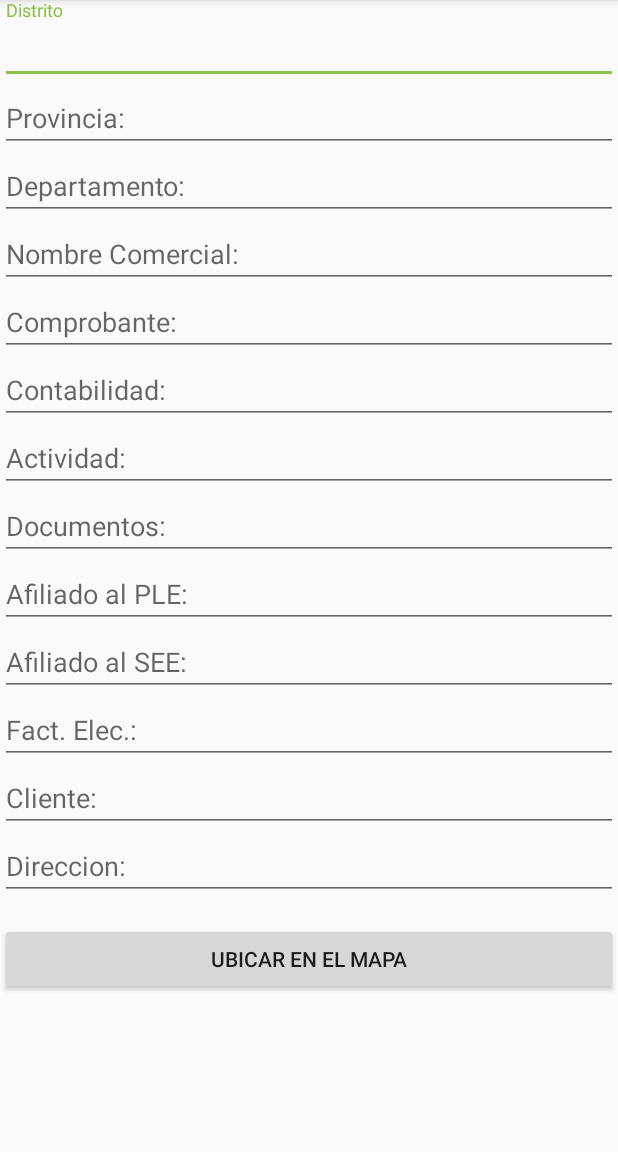
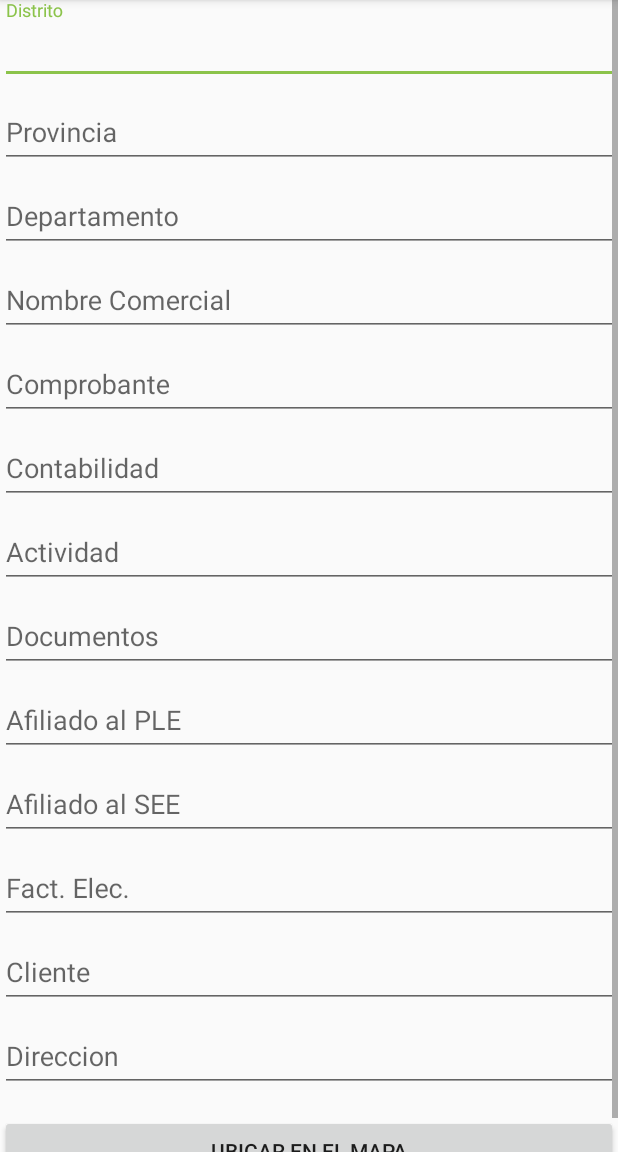
Before and after one commit to IUVADE/CarteraClientesApp, an Android app: the FiltroClienteActivity screen opened directly, with no data from a screen before it, on a phone screen of 412 x 824 dp, the part 84-1236 px from its top. Run offline under Robolectric (Android 15) with nearby library versions, the phone set to English and light mode, and no system bars.

Commit message:
enlace url

```diff
--- a/app/src/main/java/com/iuvade/iuvade3/carteraclientesapp/MapsActivity.java
+++ b/app/src/main/java/com/iuvade/iuvade3/carteraclientesapp/MapsActivity.java
@@ -22,6 +22,10 @@ import com.google.android.gms.maps.model.BitmapDescriptorFactory;
 import com.google.android.gms.maps.model.LatLng;
 import com.google.android.gms.maps.model.Marker;
 import com.google.android.gms.maps.model.MarkerOptions;
+import com.loopj.android.http.AsyncHttpClient;
+import com.loopj.android.http.TextHttpResponseHandler;
+
+import cz.msebera.android.httpclient.Header;
 
 public class MapsActivity extends FragmentActivity implements OnMapReadyCallback {
 
@@ -39,6 +43,23 @@ public class MapsActivity extends FragmentActivity implements OnMapReadyCallback
         SupportMapFragment mapFragment = (SupportMapFragment) getSupportFragmentManager()
                 .findFragmentById(R.id.map);
         mapFragment.getMapAsync(this);
+
+        AsyncHttpClient client=new AsyncHttpClient();
+
+        client.post("google.com", new TextHttpResponseHandler() {
+
+            @Override
+            public void onSuccess(int statusCode, Header[] headers, String responseString) {
+
+            }
+
+            @Override
+            public void onFailure(int statusCode, Header[] headers, String responseString, Throwable throwable) {
+
+            }
+
+        });
+
     }
 
     @Override
@@ -135,4 +156,6 @@ public class MapsActivity extends FragmentActivity implements OnMapReadyCallback
             }
         }
     }
+
+
 }
--- a/app/src/main/res/layout/activity_filtro_cliente.xml
+++ b/app/src/main/res/layout/activity_filtro_cliente.xml
@@ -28,77 +28,137 @@
                     android:inputType="textPersonName" />
             </android.support.design.widget.TextInputLayout>
 
-            <EditText
+            <android.support.design.widget.TextInputLayout
+                android:layout_width="match_parent"
+                android:layout_height="wrap_content">
+
+                <android.support.design.widget.TextInputEditText
                     android:layout_width="match_parent"
                     android:layout_height="wrap_content"
-                android:hint="Provincia:"
-                android:inputType="textPersonName" />
+                    android:hint="Provincia"
+                    android:inputType="textPersonName"/>
+            </android.support.design.widget.TextInputLayout>
 
-            <EditText
+            <android.support.design.widget.TextInputLayout
+                android:layout_width="match_parent"
+                android:layout_height="wrap_content">
+
+                <android.support.design.widget.TextInputEditText
                     android:layout_width="match_parent"
                     android:layout_height="wrap_content"
-                android:hint="Departamento:"
-                android:inputType="textPersonName" />
+                    android:hint="Departamento"
+                    android:inputType="textPersonName"/>
+            </android.support.design.widget.TextInputLayout>
 
-            <EditText
+            <android.support.design.widget.TextInputLayout
+                android:layout_width="match_parent"
+                android:layout_height="wrap_content">
+
+                <android.support.design.widget.TextInputEditText
                     android:layout_width="match_parent"
                     android:layout_height="wrap_content"
-                android:hint="Nombre Comercial:"
-                android:inputType="textPersonName" />
+                    android:hint="Nombre Comercial"
+                    android:inputType="textPersonName"/>
+            </android.support.design.widget.TextInputLayout>
 
-            <EditText
+            <android.support.design.widget.TextInputLayout
+                android:layout_width="match_parent"
+                android:layout_height="wrap_content">
+
+                <android.support.design.widget.TextInputEditText
                     android:layout_width="match_parent"
                     android:layout_height="wrap_content"
-                android:hint="Comprobante:"
-                android:inputType="textPersonName" />
+                    android:hint="Comprobante"
+                    android:inputType="textPersonName"/>
+            </android.support.design.widget.TextInputLayout>
 
-            <EditText
+            <android.support.design.widget.TextInputLayout
+                android:layout_width="match_parent"
+                android:layout_height="wrap_content">
+
+                <android.support.design.widget.TextInputEditText
                     android:layout_width="match_parent"
                     android:layout_height="wrap_content"
-                android:hint="Contabilidad:"
-                android:inputType="textPersonName" />
+                    android:hint="Contabilidad"
+                    android:inputType="textPersonName"/>
+            </android.support.design.widget.TextInputLayout>
 
-            <EditText
+            <android.support.design.widget.TextInputLayout
+                android:layout_width="match_parent"
+                android:layout_height="wrap_content">
+
+                <android.support.design.widget.TextInputEditText
                     android:layout_width="match_parent"
                     android:layout_height="wrap_content"
-                android:hint="Actividad:"
-                android:inputType="textPersonName" />
+                    android:hint="Actividad"
+                    android:inputType="textPersonName"/>
+            </android.support.design.widget.TextInputLayout>
 
-            <EditText
+            <android.support.design.widget.TextInputLayout
+                android:layout_width="match_parent"
+                android:layout_height="wrap_content">
+
+                <android.support.design.widget.TextInputEditText
                     android:layout_width="match_parent"
                     android:layout_height="wrap_content"
-                android:hint="Documentos:"
-                android:inputType="textPersonName" />
+                    android:hint="Documentos"
+                    android:inputType="textPersonName"/>
+            </android.support.design.widget.TextInputLayout>
 
-            <EditText
+            <android.support.design.widget.TextInputLayout
+                android:layout_width="match_parent"
+                android:layout_height="wrap_content">
+
+                <android.support.design.widget.TextInputEditText
                     android:layout_width="match_parent"
                     android:layout_height="wrap_content"
-                android:hint="Afiliado al PLE:"
-                android:inputType="textPersonName" />
+                    android:hint="Afiliado al PLE"
+                    android:inputType="textPersonName"/>
+            </android.support.design.widget.TextInputLayout>
 
-            <EditText
+            <android.support.design.widget.TextInputLayout
+                android:layout_width="match_parent"
+                android:layout_height="wrap_content">
+
+                <android.support.design.widget.TextInputEditText
                     android:layout_width="match_parent"
                     android:layout_height="wrap_content"
-                android:hint="Afiliado al SEE:"
-                android:inputType="textPersonName" />
+                    android:hint="Afiliado al SEE"
+                    android:inputType="textPersonName"/>
+            </android.support.design.widget.TextInputLayout>
 
-            <EditText
+            <android.support.design.widget.TextInputLayout
+                android:layout_width="match_parent"
+                android:layout_height="wrap_content">
+
+                <android.support.design.widget.TextInputEditText
                     android:layout_width="match_parent"
                     android:layout_height="wrap_content"
-                android:hint="Fact. Elec.:"
-                android:inputType="textPersonName" />
+                    android:hint="Fact. Elec."
+                    android:inputType="textPersonName"/>
+            </android.support.design.widget.TextInputLayout>
 
-            <EditText
+            <android.support.design.widget.TextInputLayout
+                android:layout_width="match_parent"
+                android:layout_height="wrap_content">
+
+                <android.support.design.widget.TextInputEditText
                     android:layout_width="match_parent"
                     android:layout_height="wrap_content"
-                android:hint="Cliente:"
-                android:inputType="textPersonName" />
+                    android:hint="Cliente"
+                    android:inputType="textPersonName"/>
+            </android.support.design.widget.TextInputLayout>
 
-            <EditText
+            <android.support.design.widget.TextInputLayout
+                android:layout_width="match_parent"
+                android:layout_height="wrap_content">
+
+                <android.support.design.widget.TextInputEditText
                     android:layout_width="match_parent"
                     android:layout_height="wrap_content"
-                android:hint="Direccion:"
-                android:inputType="textPersonName" />
+                    android:hint="Direccion"
+                    android:inputType="textPersonName"/>
+            </android.support.design.widget.TextInputLayout>
 
             <Button
                 android:id="@+id/btnUbicar"
--- a/app/src/main/res/layout/activity_login.xml
+++ b/app/src/main/res/layout/activity_login.xml
@@ -15,23 +15,37 @@
             android:layout_width="match_parent"
             android:layout_height="150dp"
             android:src="@drawable/escudo"/>
-        <EditText
+
+        <android.support.design.widget.TextInputLayout
+            android:layout_width="match_parent"
+            android:layout_height="wrap_content">
+
+            <android.support.design.widget.TextInputEditText
                 android:id="@+id/Usuario"
                 android:layout_width="match_parent"
                 android:layout_height="wrap_content"
                 android:hint="Usuario"
+                android:inputType="textPersonName"
+                android:layout_marginTop="15dp"
                 android:layout_marginRight="80dp"
-            android:layout_marginLeft="80dp"
-            android:layout_marginTop="15dp"/>
-        <EditText
+                android:layout_marginLeft="80dp"/>
+        </android.support.design.widget.TextInputLayout>
+
+        <android.support.design.widget.TextInputLayout
+            android:layout_width="match_parent"
+            android:layout_height="wrap_content">
+
+            <android.support.design.widget.TextInputEditText
                 android:id="@+id/passwor"
                 android:layout_width="match_parent"
                 android:layout_height="wrap_content"
+                android:hint="Clave"
                 android:inputType="textPassword"
-            android:hint="Clave"
+                android:layout_marginTop="25dp"
                 android:layout_marginRight="80dp"
-            android:layout_marginLeft="80dp"
-            android:layout_marginTop="25dp" />
+                android:layout_marginLeft="80dp"/>
+        </android.support.design.widget.TextInputLayout>
+
         <Button
             android:id="@+id/boton"
             android:layout_width="match_parent"
```
Lines whose indentation alone changed are shown as unchanged.
